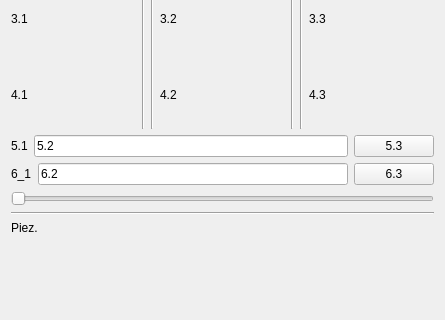
Old version of the form widgetservice.ui in the repository kasarkonic/Sauka1; both pictures show x 0 to 445 and y 244 to 564 of the 445 by 846 pixel window.
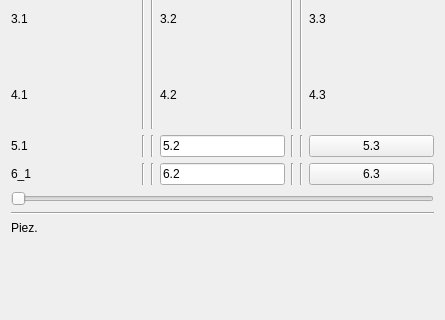
New version of the form.

```diff
--- a/widgetservice.ui
+++ b/widgetservice.ui
@@ -256,7 +256,7 @@
     </layout>
    </item>
    <item>
-    <layout class="QHBoxLayout" name="horizontalLayout_11">
+    <layout class="QHBoxLayout" name="horizontalLayout_11" stretch="5,0,0,5,0,0,5">
      <item>
       <widget class="QLabel" name="label5_1">
        <property name="text">
@@ -264,6 +264,20 @@
        </property>
       </widget>
      </item>
+     <item>
+      <widget class="Line" name="line_15">
+       <property name="orientation">
+        <enum>Qt::Vertical</enum>
+       </property>
+      </widget>
+     </item>
+     <item>
+      <widget class="Line" name="line_14">
+       <property name="orientation">
+        <enum>Qt::Vertical</enum>
+       </property>
+      </widget>
+     </item>
      <item>
       <widget class="QLineEdit" name="lineEdit_5_2">
        <property name="text">
@@ -271,6 +285,20 @@
        </property>
       </widget>
      </item>
+     <item>
+      <widget class="Line" name="line_16">
+       <property name="orientation">
+        <enum>Qt::Vertical</enum>
+       </property>
+      </widget>
+     </item>
+     <item>
+      <widget class="Line" name="line_17">
+       <property name="orientation">
+        <enum>Qt::Vertical</enum>
+       </property>
+      </widget>
+     </item>
      <item>
       <widget class="QPushButton" name="pushButton_5_3">
        <property name="text">
@@ -281,7 +309,7 @@
     </layout>
    </item>
    <item>
-    <layout class="QHBoxLayout" name="horizontalLayout_12">
+    <layout class="QHBoxLayout" name="horizontalLayout_12" stretch="5,0,0,5,0,0,5">
      <item>
       <widget class="QLabel" name="label6_1">
        <property name="text">
@@ -289,6 +317,20 @@
        </property>
       </widget>
      </item>
+     <item>
+      <widget class="Line" name="line_18">
+       <property name="orientation">
+        <enum>Qt::Vertical</enum>
+       </property>
+      </widget>
+     </item>
+     <item>
+      <widget class="Line" name="line_19">
+       <property name="orientation">
+        <enum>Qt::Vertical</enum>
+       </property>
+      </widget>
+     </item>
      <item>
       <widget class="QLineEdit" name="lineEdit_6_2">
        <property name="text">
@@ -296,6 +338,20 @@
        </property>
       </widget>
      </item>
+     <item>
+      <widget class="Line" name="line_20">
+       <property name="orientation">
+        <enum>Qt::Vertical</enum>
+       </property>
+      </widget>
+     </item>
+     <item>
+      <widget class="Line" name="line_21">
+       <property name="orientation">
+        <enum>Qt::Vertical</enum>
+       </property>
+      </widget>
+     </item>
      <item>
       <widget class="QPushButton" name="pushButton_6_3">
        <property name="text">
```
